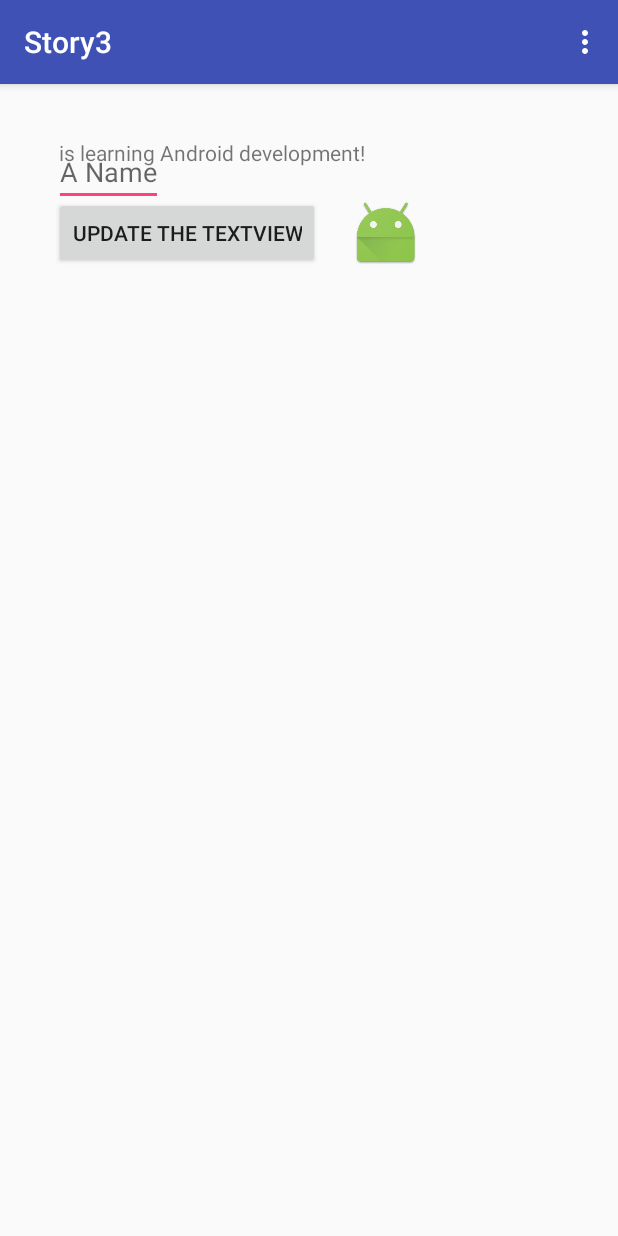
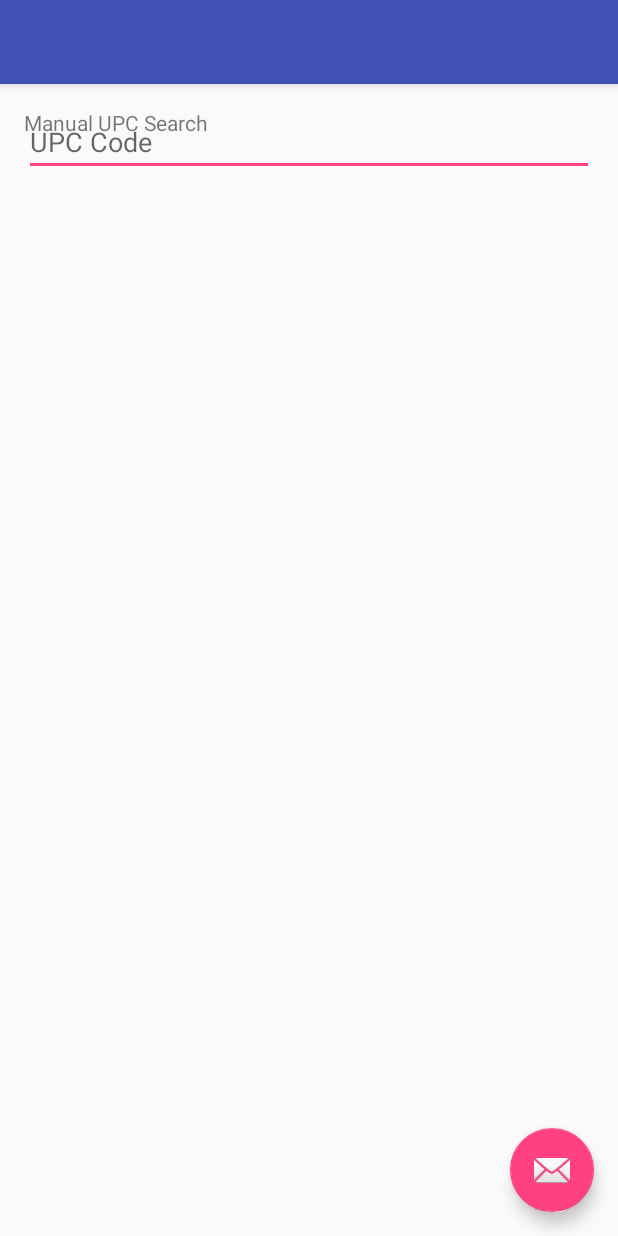
Before and after one commit to stoyerd/ProjectB, an Android app: the screen it shows after launch (MainActivity before the commit, ManualUpcSearch after it), in the options menu, after a tap on "Manual UPC Search", on a phone screen of 412 x 824 dp. Run offline under Robolectric (Android 15) with nearby library versions, the phone set to English and light mode, and no system bars.

Commit message:
Basic UPC field showing, menu navigation to UPC search working.

```diff
--- a/app/src/main/java/com/android/dan/testtoolbar/MainActivity.java
+++ b/app/src/main/java/com/android/dan/testtoolbar/MainActivity.java
@@ -1,5 +1,6 @@
 package com.android.dan.testtoolbar;
 
+import android.content.Intent;
 import android.os.Bundle;
 import android.support.design.widget.FloatingActionButton;
 import android.support.design.widget.Snackbar;
@@ -62,13 +63,13 @@ public class MainActivity extends AppCompatActivity implements View.OnClickListe
         mainListView.setAdapter(mArrayAdapter);
 
         // 5. Set this activity to react to list items being pressed.
-//        mainListView.setOnItemClickListener(this);
+        mainListView.setOnItemClickListener(this);
 
-//        FloatingActionButton fab = (FloatingActionButton) findViewById(R.id.fab);
+//        FloatingActionButton fab = (FloatingActionButton) findViewById(R.id.action_manual_upc);
 //        fab.setOnClickListener(new View.OnClickListener() {
 //            @Override
 //            public void onClick(View view) {
-//                Snackbar.make(view, "Replace with your own action", Snackbar.LENGTH_LONG)
+//                Snackbar.make(view, "Manu", Snackbar.LENGTH_LONG)
 //                        .setAction("Action", null).show();
 //            }
 //        });
@@ -91,6 +92,11 @@ public class MainActivity extends AppCompatActivity implements View.OnClickListe
 
         //noinspection SimplifiableIfStatement
         if (id == R.id.action_settings) {
+            return true;
+        } else if (id == R.id.action_manual_upc) {
+            Log.v("Clicked: ", + R.id.action_manual_upc + " option.");
+            Intent intent = new Intent(this, ManualUpcSearch.class);
+            startActivity(intent);
             return true;
         }
 
--- a/app/src/main/res/layout/content_manual_upc_search.xml
+++ b/app/src/main/res/layout/content_manual_upc_search.xml
@@ -12,4 +12,28 @@
     tools:context="com.android.dan.testtoolbar.ManualUpcSearch"
     tools:showIn="@layout/activity_manual_upc_search">
 
+    <LinearLayout
+        android:layout_width="fill_parent"
+        android:layout_height="wrap_content"
+        android:orientation="vertical">
+
+        <TextView android:id="@+id/upc_lookup_uri"
+            android:layout_width="wrap_content"
+            android:layout_height="wrap_content"
+            android:text="@string/action_manual_upc"/>
+    </LinearLayout>
+
+    <!-- Edit text fields -->
+    <LinearLayout
+        android:layout_width="fill_parent"
+        android:layout_height="wrap_content"
+        android:orientation="vertical">
+
+        <EditText android:id="@+id/upc_code"
+            android:layout_width="fill_parent"
+            android:layout_height="wrap_content"
+            android:hint="@string/upc_code_hint"/>
+
+    </LinearLayout>
+
 </RelativeLayout>
--- a/app/src/main/res/values/strings.xml
+++ b/app/src/main/res/values/strings.xml
@@ -8,4 +8,6 @@
     <!-- Manual UPC Search Strings. -->
     <string name="title_activity_manual_upc_search">ManualUpcSearch</string>
     <string name="action_manual_upc">Manual UPC Search</string>
+    <string name="upc_code_hint">UPC Code</string>
+    <string name="upc_lookup_uri">http://www.upcdatabase.org</string>
 </resources>
```
Also changed, not shown: app/src/main/java/com/android/dan/testtoolbar/ManualUpcSearch.java (+25 -11 lines), 1 other file.
